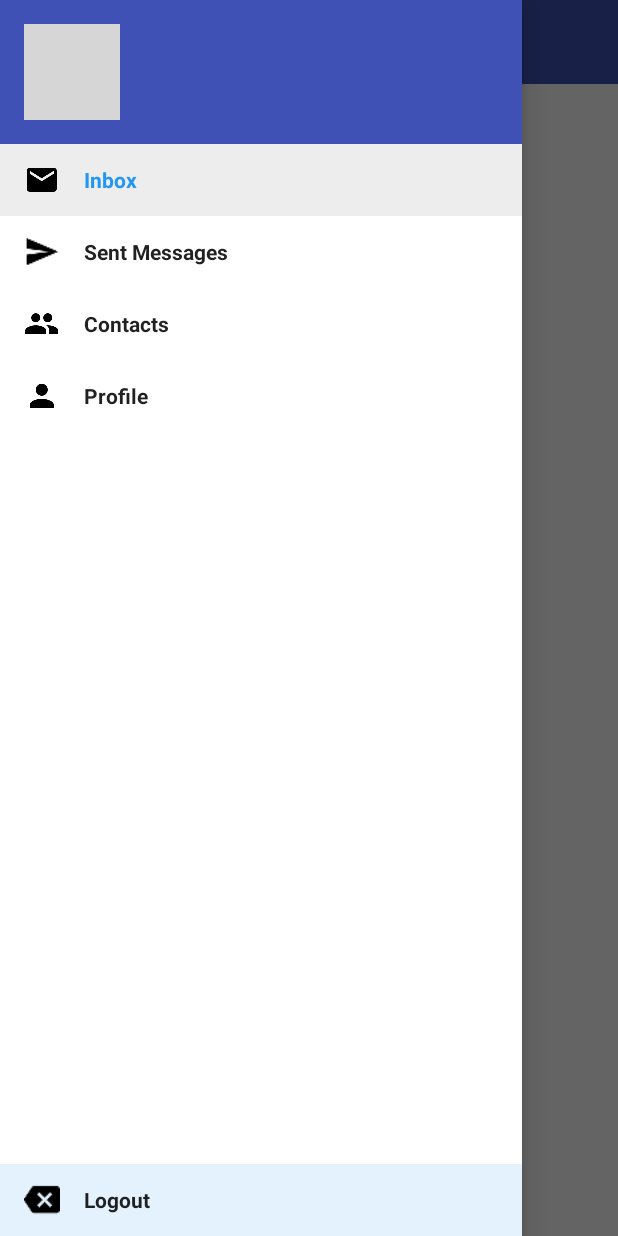
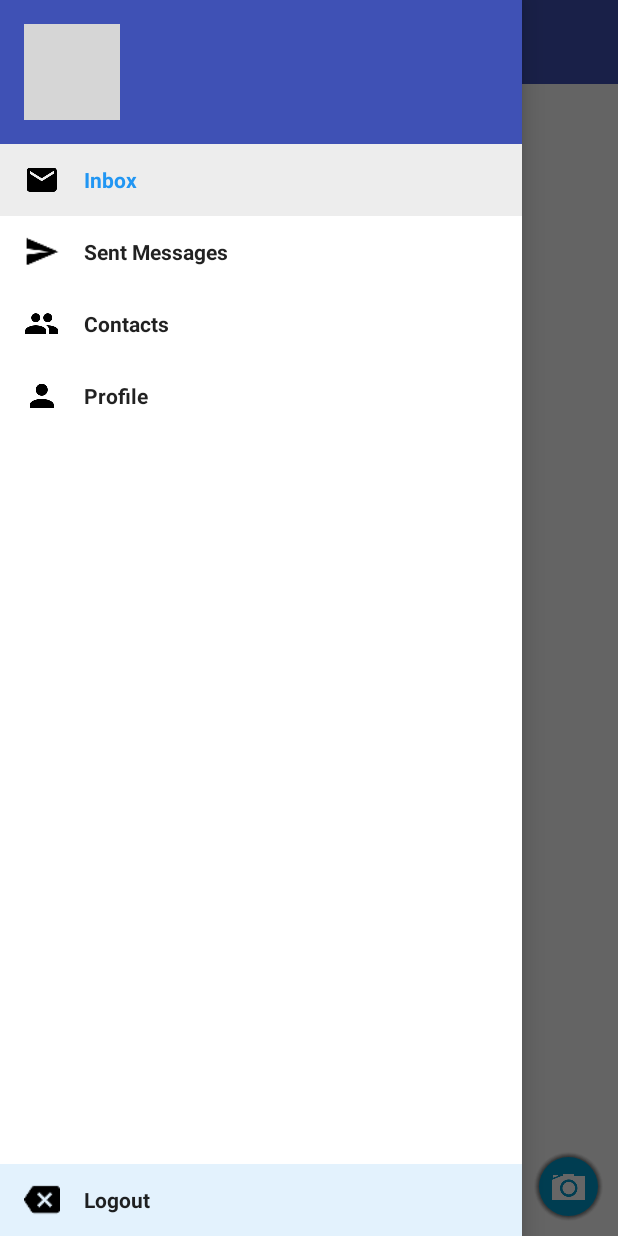
Before and after one commit to azaar/Yora, an Android app: the MainActivity screen opened directly, with no data from a screen before it, with the side drawer open, on a phone screen of 412 x 824 dp. Run offline under Robolectric (Android 15) with nearby library versions, the phone set to English and light mode, and no system bars; our stand-ins replace Picasso; pictures from the network do not load; 3 statements that could not run were skipped; grey boxes are pictures that could not be loaded.

Commit message:
app 044 - main activity part1 - supporting code

```diff
--- a/app/src/main/java/com/example/max/yora/activities/BaseActivity.java
+++ b/app/src/main/java/com/example/max/yora/activities/BaseActivity.java
@@ -4,6 +4,7 @@ package com.example.max.yora.activities;
 import android.animation.Animator;
 import android.os.Bundle;
 import android.support.annotation.LayoutRes;
+import android.support.v4.widget.SwipeRefreshLayout;
 import android.support.v7.app.AppCompatActivity;
 import android.support.v7.widget.Toolbar;
 import android.util.DisplayMetrics;
@@ -16,7 +17,7 @@ import com.example.max.yora.views.NavDrawer;
 import com.squareup.otto.Bus;
 
 
-public abstract class BaseActivity extends AppCompatActivity{
+public abstract class BaseActivity extends AppCompatActivity implements SwipeRefreshLayout.OnRefreshListener {
     private boolean isRegisteredWithBus;
 
     protected YoraApplication application;
@@ -25,6 +26,7 @@ public abstract class BaseActivity extends AppCompatActivity{
     protected boolean isTablet;
     protected Bus bus;
     protected ActionScheduler scheduler;
+    protected SwipeRefreshLayout swipeRefresh;
 
     @Override
     protected void onCreate(Bundle savedState) {
@@ -88,6 +90,16 @@ public abstract class BaseActivity extends AppCompatActivity{
         if (toolbar != null) {
             setSupportActionBar(toolbar);
         }
+
+        swipeRefresh = (SwipeRefreshLayout) findViewById(R.id.swipe_refresh);
+        if (swipeRefresh !=null) {
+            swipeRefresh.setOnRefreshListener(this);
+            swipeRefresh.setColorSchemeColors(
+                    getResources().getColor(R.color.cyan),
+                    getResources().getColor(R.color.lime),
+                    getResources().getColor(R.color.yellow),
+                    getResources().getColor(R.color.red));
+        }
     }
 
     public void fadeOut(final FadeOutListener listener) {
@@ -145,6 +157,11 @@ public abstract class BaseActivity extends AppCompatActivity{
         return application;
     }
 
+    @Override
+    public void onRefresh() {
+
+    }
+
     public interface FadeOutListener {
         void onFadeOutEnd();
     }
--- a/app/src/main/res/layout/activity_main.xml
+++ b/app/src/main/res/layout/activity_main.xml
@@ -6,21 +6,46 @@
     android:layout_height="match_parent"
     >
 
-    <LinearLayout
+    <RelativeLayout
         android:layout_width="match_parent"
         android:layout_height="match_parent"
         android:orientation="vertical"
         >
 
-        <include layout="@layout/include_toolbar" />
-
-        <TextView
-            android:layout_width="wrap_content"
-            android:layout_height="wrap_content"
-            android:text="@string/inbox"
+        <include
+            android:id="@+id/include_toolbar"
+            layout="@layout/include_toolbar"
             />
 
-    </LinearLayout>
+        <android.support.v4.widget.SwipeRefreshLayout
+            android:id="@+id/swipe_refresh"
+            android:layout_width="match_parent"
+            android:layout_height="match_parent"
+            android:layout_below="@id/include_toolbar"
+            >
+
+            <android.support.v7.widget.RecyclerView
+                android:id="@+id/activity_main_recyclerView"
+                android:layout_width="wrap_content"
+                android:layout_height="match_parent"
+                />
+
+        </android.support.v4.widget.SwipeRefreshLayout>
+
+        <ImageButton
+            android:id="@+id/activity_main_newMessageButton"
+            android:layout_width="46dp"
+            android:layout_height="46dp"
+            android:layout_alignParentBottom="true"
+            android:layout_alignParentEnd="true"
+            android:layout_marginBottom="10dp"
+            android:layout_marginEnd="10dp"
+            android:padding="5dp"
+            android:src="@drawable/ic_action_camera"
+            android:background="@drawable/round_button"
+            />
+
+    </RelativeLayout>
 
     <include layout="@layout/include_main_nav_drawer"/>
 
--- a/app/src/main/res/values/colors.xml
+++ b/app/src/main/res/values/colors.xml
@@ -35,4 +35,10 @@
     <color name="orange">#FF8800</color>
     <color name="blue">#0099CC</color>
 
+    <color name="cyan">#FF00DDFF</color>
+    <color name="lime">#FF99CC00</color>
+    <color name="yellow">#FFFFBB33</color>
+    <color name="red">#FFFF4444</color>
+
+
 </resources>
--- a/app/src/main/res/values/strings.xml
+++ b/app/src/main/res/values/strings.xml
@@ -19,7 +19,8 @@
     <string name="contact_activity">Contact Activity</string>
     <string name="add_contact_activity">Add Contact Activity</string>
     <string name="pending_contact_requests">Pending Contact Requests</string>
-    <string name="sent_at">"Sent at "</string>
+    <string name="sent_at">Sent at </string>
+    <string name="received_at">Received at </string>
     <string name="you_have_no_contacts">You have no contacts</string>
     <string name="display_name">Display Name</string>
     <string name="add_contact">Add Contact</string>
```
Also changed, not shown: app/src/main/java/com/example/max/yora/views/ContactRequestViewHolder.java (added, +45 -0 lines), app/src/main/java/com/example/max/yora/views/HeaderViewHolder.java (added, +19 -0 lines), app/src/main/res/layout/dialog_user_display.xml (added, +32 -0 lines).
